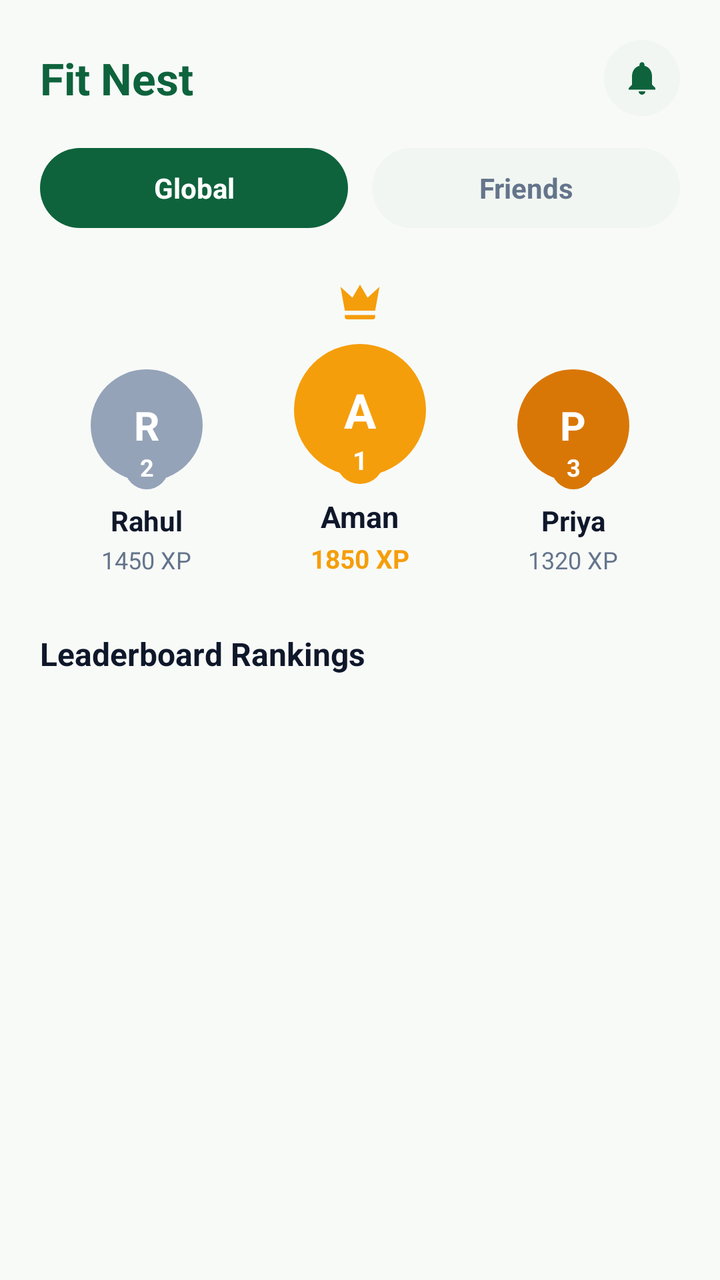
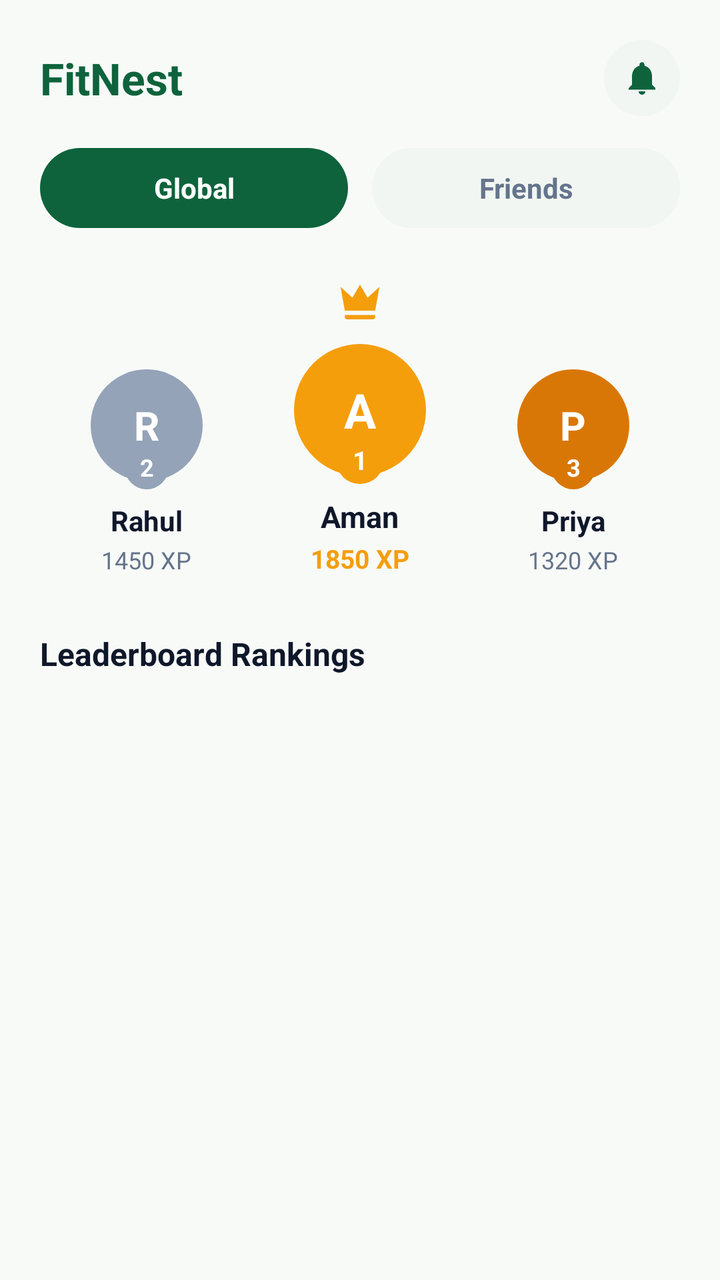

Two renders of the same Android screen: before a commit and after it. Below are the layout's source before the change and the commit's diff.
<!-- AndroidManifest.xml: application theme Theme.FitNest -->
<!-- res/layout/fragment_leaderboard.xml -->
<?xml version="1.0" encoding="utf-8"?>
<androidx.core.widget.NestedScrollView xmlns:android="http://schemas.android.com/apk/res/android"
    xmlns:app="http://schemas.android.com/apk/res-auto"
    xmlns:tools="http://schemas.android.com/tools"
    android:layout_width="match_parent"
    android:layout_height="match_parent"
    android:background="@color/bg_light"
    android:fillViewport="true">

    <LinearLayout
        android:layout_width="match_parent"
        android:layout_height="wrap_content"
        android:orientation="vertical"
        android:padding="20dp">

        
        <RelativeLayout
            android:layout_width="match_parent"
            android:layout_height="wrap_content"
            android:layout_marginBottom="16dp">

            <TextView
                android:layout_width="wrap_content"
                android:layout_height="wrap_content"
                android:layout_alignParentStart="true"
                android:layout_centerVertical="true"
                android:text="Fit Nest"
                android:textColor="@color/primary"
                android:textSize="22sp"
                android:textStyle="bold" />

            <FrameLayout
                android:id="@+id/btnLeaderboardNotifications"
                android:layout_width="38dp"
                android:layout_height="38dp"
                android:layout_alignParentEnd="true"
                android:layout_centerVertical="true"
                android:background="@drawable/bg_pill_gray"
                android:clickable="true"
                android:focusable="true">

                <ImageView
                    android:layout_width="20dp"
                    android:layout_height="20dp"
                    android:layout_gravity="center"
                    android:src="@drawable/ic_notifications"
                    app:tint="@color/primary" />
            </FrameLayout>
        </RelativeLayout>

        
        <LinearLayout
            android:layout_width="match_parent"
            android:layout_height="wrap_content"
            android:layout_marginBottom="24dp"
            android:gravity="center"
            android:orientation="horizontal">

            <TextView
                android:id="@+id/tabGlobal"
                android:layout_width="0dp"
                android:layout_height="40dp"
                android:layout_marginEnd="6dp"
                android:layout_weight="1"
                android:background="@drawable/bg_pill_green"
                android:clickable="true"
                android:focusable="true"
                android:gravity="center"
                android:text="Global"
                android:textColor="@color/white"
                android:textSize="14sp"
                android:textStyle="bold" />

            <TextView
                android:id="@+id/tabFriends"
                android:layout_width="0dp"
                android:layout_height="40dp"
                android:layout_marginStart="6dp"
                android:layout_weight="1"
                android:background="@drawable/bg_pill_gray"
                android:clickable="true"
                android:focusable="true"
                android:gravity="center"
                android:text="Friends"
                android:textColor="@color/text_secondary"
                android:textSize="14sp"
                android:textStyle="bold" />
        </LinearLayout>

        
        <LinearLayout
            android:layout_width="match_parent"
            android:layout_height="wrap_content"
            android:layout_marginBottom="28dp"
            android:baselineAligned="false"
            android:gravity="bottom"
            android:orientation="horizontal"
            android:weightSum="3">

            
            <LinearLayout
                android:layout_width="0dp"
                android:layout_height="wrap_content"
                android:layout_weight="1"
                android:gravity="center"
                android:orientation="vertical">

                <FrameLayout
                    android:layout_width="64dp"
                    android:layout_height="64dp">

                    <FrameLayout
                        android:layout_width="56dp"
                        android:layout_height="56dp"
                        android:layout_gravity="center"
                        android:background="@drawable/bg_circle_silver">

                        <TextView
                            android:layout_width="wrap_content"
                            android:layout_height="wrap_content"
                            android:layout_gravity="center"
                            android:text="R"
                            android:textColor="@color/white"
                            android:textSize="20sp"
                            android:textStyle="bold" />
                    </FrameLayout>

                    
                    <TextView
                        android:layout_width="22dp"
                        android:layout_height="22dp"
                        android:layout_gravity="bottom|center_horizontal"
                        android:background="@drawable/bg_circle_silver"
                        android:gravity="center"
                        android:text="2"
                        android:textColor="@color/white"
                        android:textSize="12sp"
                        android:textStyle="bold" />
                </FrameLayout>

                <TextView
                    android:layout_width="wrap_content"
                    android:layout_height="wrap_content"
                    android:layout_marginTop="6dp"
                    android:text="Rahul"
                    android:textColor="@color/text_main"
                    android:textSize="14sp"
                    android:textStyle="bold" />

                <TextView
                    android:layout_width="wrap_content"
                    android:layout_height="wrap_content"
                    android:layout_marginTop="2dp"
                    android:text="1450 XP"
                    android:textColor="@color/text_secondary"
                    android:textSize="12sp" />
            </LinearLayout>

            
            <LinearLayout
                android:layout_width="0dp"
                android:layout_height="wrap_content"
                android:layout_weight="1"
                android:gravity="center"
                android:orientation="vertical">

                
                <ImageView
                    android:layout_width="26dp"
                    android:layout_height="26dp"
                    android:layout_marginBottom="4dp"
                    android:src="@drawable/ic_crown" />

                <FrameLayout
                    android:layout_width="74dp"
                    android:layout_height="74dp">

                    <FrameLayout
                        android:layout_width="66dp"
                        android:layout_height="66dp"
                        android:layout_gravity="center"
                        android:background="@drawable/bg_circle_gold">

                        <TextView
                            android:layout_width="wrap_content"
                            android:layout_height="wrap_content"
                            android:layout_gravity="center"
                            android:text="A"
                            android:textColor="@color/white"
                            android:textSize="24sp"
                            android:textStyle="bold" />
                    </FrameLayout>

                    
                    <TextView
                        android:layout_width="24dp"
                        android:layout_height="24dp"
                        android:layout_gravity="bottom|center_horizontal"
                        android:background="@drawable/bg_circle_gold"
                        android:gravity="center"
                        android:text="1"
                        android:textColor="@color/white"
                        android:textSize="13sp"
                        android:textStyle="bold" />
                </FrameLayout>

                <TextView
                    android:layout_width="wrap_content"
                    android:layout_height="wrap_content"
                    android:layout_marginTop="6dp"
                    android:text="Aman"
                    android:textColor="@color/text_main"
                    android:textSize="15sp"
                    android:textStyle="bold" />

                <TextView
                    android:layout_width="wrap_content"
                    android:layout_height="wrap_content"
                    android:layout_marginTop="2dp"
                    android:text="1850 XP"
                    android:textColor="@color/gold"
                    android:textSize="13sp"
                    android:textStyle="bold" />
            </LinearLayout>

            
            <LinearLayout
                android:layout_width="0dp"
                android:layout_height="wrap_content"
                android:layout_weight="1"
                android:gravity="center"
                android:orientation="vertical">

                <FrameLayout
                    android:layout_width="64dp"
                    android:layout_height="64dp">

                    <FrameLayout
                        android:layout_width="56dp"
                        android:layout_height="56dp"
                        android:layout_gravity="center"
                        android:background="@drawable/bg_circle_bronze">

                        <TextView
                            android:layout_width="wrap_content"
                            android:layout_height="wrap_content"
                            android:layout_gravity="center"
                            android:text="P"
                            android:textColor="@color/white"
                            android:textSize="20sp"
                            android:textStyle="bold" />
                    </FrameLayout>

                    
                    <TextView
                        android:layout_width="22dp"
                        android:layout_height="22dp"
                        android:layout_gravity="bottom|center_horizontal"
                        android:background="@drawable/bg_circle_bronze"
                        android:gravity="center"
                        android:text="3"
                        android:textColor="@color/white"
                        android:textSize="12sp"
                        android:textStyle="bold" />
                </FrameLayout>

                <TextView
                    android:layout_width="wrap_content"
                    android:layout_height="wrap_content"
                    android:layout_marginTop="6dp"
                    android:text="Priya"
                    android:textColor="@color/text_main"
                    android:textSize="14sp"
                    android:textStyle="bold" />

                <TextView
                    android:layout_width="wrap_content"
                    android:layout_height="wrap_content"
                    android:layout_marginTop="2dp"
                    android:text="1320 XP"
                    android:textColor="@color/text_secondary"
                    android:textSize="12sp" />
            </LinearLayout>
        </LinearLayout>

        
        <TextView
            android:layout_width="wrap_content"
            android:layout_height="wrap_content"
            android:layout_marginBottom="12dp"
            android:text="Leaderboard Rankings"
            android:textColor="@color/text_main"
            android:textSize="16sp"
            android:textStyle="bold" />

        
        <androidx.recyclerview.widget.RecyclerView
            android:id="@+id/rvLeaderboard"
            android:layout_width="match_parent"
            android:layout_height="wrap_content"
            android:nestedScrollingEnabled="false"
            tools:listitem="@layout/item_leaderboard" />

    </LinearLayout>
</androidx.core.widget.NestedScrollView>
<!-- res/layout/item_leaderboard.xml (included above) -->
<?xml version="1.0" encoding="utf-8"?>
<LinearLayout xmlns:android="http://schemas.android.com/apk/res/android"
    xmlns:app="http://schemas.android.com/apk/res-auto"
    android:id="@+id/layoutLeaderboardItem"
    android:layout_width="match_parent"
    android:layout_height="wrap_content"
    android:layout_marginBottom="8dp"
    android:background="@drawable/bg_pill_white"
    android:gravity="center_vertical"
    android:orientation="horizontal"
    android:paddingHorizontal="16dp"
    android:paddingVertical="12dp">

    
    <TextView
        android:id="@+id/tvRankNumber"
        android:layout_width="28dp"
        android:layout_height="wrap_content"
        android:gravity="center"
        android:text="4"
        android:textColor="@color/text_secondary"
        android:textSize="14sp"
        android:textStyle="bold" />

    
    <FrameLayout
        android:id="@+id/layoutAvatar"
        android:layout_width="38dp"
        android:layout_height="38dp"
        android:layout_marginStart="10dp"
        android:background="@drawable/bg_circle_avatar">

        <TextView
            android:id="@+id/tvAvatarInitial"
            android:layout_width="wrap_content"
            android:layout_height="wrap_content"
            android:layout_gravity="center"
            android:text="N"
            android:textColor="@color/primary"
            android:textSize="15sp"
            android:textStyle="bold" />
    </FrameLayout>

    
    <TextView
        android:id="@+id/tvLeaderboardName"
        android:layout_width="0dp"
        android:layout_height="wrap_content"
        android:layout_marginStart="14dp"
        android:layout_weight="1"
        android:text="Neha"
        android:textColor="@color/text_main"
        android:textSize="15sp"
        android:textStyle="bold" />

    
    <TextView
        android:id="@+id/tvLeaderboardXP"
        android:layout_width="wrap_content"
        android:layout_height="wrap_content"
        android:text="1100 XP"
        android:textColor="@color/primary"
        android:textSize="13sp"
        android:textStyle="bold" />

</LinearLayout>
<!-- resources referenced by this layout -->
<resources>
  <color name="bg_light">#F8FAF8</color>
  <color name="gold">#F59E0B</color>
  <color name="primary">#0E633C</color>
  <color name="text_main">#0F172A</color>
  <color name="text_secondary">#64748B</color>
  <color name="white">#FFFFFFFF</color>
  <!-- drawable bg_circle_avatar (drawable) -->
  <?xml version="1.0" encoding="utf-8"?>
  <shape xmlns:android="http://schemas.android.com/apk/res/android"
      android:shape="oval">
      <solid android:color="@color/primary_light" />
      <stroke
          android:width="2dp"
          android:color="@color/primary_bright" />
  </shape>
  <!-- drawable bg_circle_bronze (drawable) -->
  <?xml version="1.0" encoding="utf-8"?>
  <shape xmlns:android="http://schemas.android.com/apk/res/android"
      android:shape="oval">
      <solid android:color="@color/bronze" />
  </shape>
  <!-- drawable bg_circle_gold (drawable) -->
  <?xml version="1.0" encoding="utf-8"?>
  <shape xmlns:android="http://schemas.android.com/apk/res/android"
      android:shape="oval">
      <solid android:color="@color/gold" />
  </shape>
  <!-- drawable bg_circle_silver (drawable) -->
  <?xml version="1.0" encoding="utf-8"?>
  <shape xmlns:android="http://schemas.android.com/apk/res/android"
      android:shape="oval">
      <solid android:color="@color/silver" />
  </shape>
  <!-- drawable bg_pill_gray (drawable) -->
  <?xml version="1.0" encoding="utf-8"?>
  <shape xmlns:android="http://schemas.android.com/apk/res/android"
      android:shape="rectangle">
      <solid android:color="@color/surface_card_alt" />
      <corners android:radius="24dp" />
  </shape>
  <!-- drawable bg_pill_green (drawable) -->
  <?xml version="1.0" encoding="utf-8"?>
  <shape xmlns:android="http://schemas.android.com/apk/res/android"
      android:shape="rectangle">
      <solid android:color="@color/primary" />
      <corners android:radius="24dp" />
  </shape>
  <!-- drawable bg_pill_white (drawable) -->
  <?xml version="1.0" encoding="utf-8"?>
  <shape xmlns:android="http://schemas.android.com/apk/res/android"
      android:shape="rectangle">
      <solid android:color="@color/white" />
      <stroke
          android:width="1dp"
          android:color="@color/stroke_subtle" />
      <corners android:radius="24dp" />
  </shape>
  <!-- drawable ic_crown (drawable) -->
  <vector xmlns:android="http://schemas.android.com/apk/res/android"
      android:width="24dp"
      android:height="24dp"
      android:viewportWidth="24"
      android:viewportHeight="24">
      <path
          android:fillColor="#F59E0B"
          android:pathData="M5,16L3,5l5.5,5L12,4l3.5,6L21,5l-2,11H5m14,3c0,0.55 -0.45,1 -1,1H6c-0.55,0 -1,-0.45 -1,-1v-1h14v1z"/>
  </vector>
  <!-- drawable ic_notifications (drawable) -->
  <vector xmlns:android="http://schemas.android.com/apk/res/android"
      android:width="24dp"
      android:height="24dp"
      android:viewportWidth="24"
      android:viewportHeight="24">
      <path
          android:fillColor="#0E633C"
          android:pathData="M12,22c1.1,0 2,-0.9 2,-2h-4c0,1.1 0.9,2 2,2z M18,16v-5c0,-3.07 -1.63,-5.64 -4.5,-6.32V4c0,-0.83 -0.67,-1.5 -1.5,-1.5s-1.5,0.67 -1.5,1.5v0.68C7.64,5.36 6,7.92 6,11v5l-2,2v1h16v-1l-2,-2z"/>
  </vector>
  <style name="Theme.FitNest" parent="Base.Theme.FitNest" />
  <color name="primary_light">#EAF6EE</color>
  <color name="primary_bright">#22C55E</color>
  <color name="bronze">#D97706</color>
  <color name="silver">#94A3B8</color>
  <color name="surface_card_alt">#F1F6F2</color>
  <color name="stroke_subtle">#E2E8F0</color>
  <color name="primary_dark">#084026</color>
  <!-- unchanged entries left out for length: 1 -->
</resources>

<!-- the commit's change to res/layout/fragment_leaderboard.xml (unified diff, before → after) -->
@@ -24,7 +24,7 @@
                 android:layout_height="wrap_content"
                 android:layout_alignParentStart="true"
                 android:layout_centerVertical="true"
-                android:text="Fit Nest"
+                android:text="FitNest"
                 android:textColor="@color/primary"
                 android:textSize="22sp"
                 android:textStyle="bold" />
